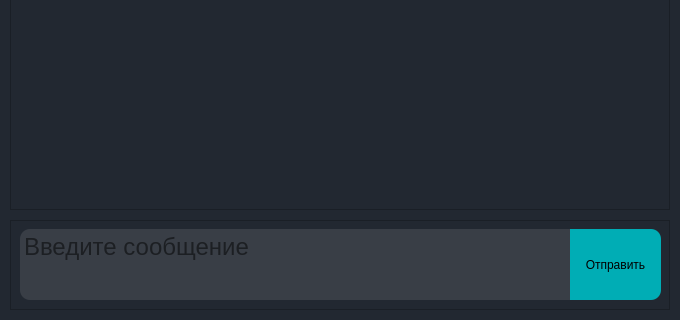
Above: desing.ui from veenrokdalv/telegram-launcher before the change; both pictures show x 0 to 680 and y 350 to 670 of the 680 by 670 pixel window. Below: the same form after it.
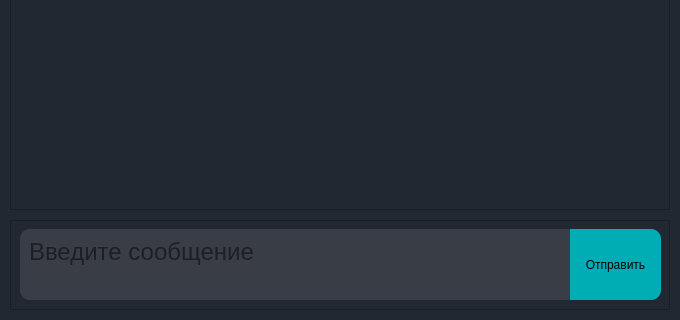
That is the form after the change.

```diff
--- a/desing.ui
+++ b/desing.ui
@@ -52,6 +52,7 @@
      </property>
      <property name="font">
       <font>
+       <family>Arial</family>
        <pointsize>18</pointsize>
       </font>
      </property>
@@ -59,10 +60,17 @@
       <bool>false</bool>
      </property>
      <property name="styleSheet">
-      <string notr="true">background-color: #393e46;
+      <string notr="true">padding: 5px;
+background-color: #393e46;
 border-top-left-radius: 10px;
 border-bottom-left-radius: 10px;</string>
      </property>
+     <property name="inputMethodHints">
+      <set>Qt::ImhMultiLine</set>
+     </property>
+     <property name="lineWidth">
+      <number>1</number>
+     </property>
      <property name="verticalScrollBarPolicy">
       <enum>Qt::ScrollBarAlwaysOff</enum>
      </property>
@@ -76,8 +84,8 @@
       <string>&lt;!DOCTYPE HTML PUBLIC &quot;-//W3C//DTD HTML 4.0//EN&quot; &quot;http://www.w3.org/TR/REC-html40/strict.dtd&quot;&gt;
 &lt;html&gt;&lt;head&gt;&lt;meta name=&quot;qrichtext&quot; content=&quot;1&quot; /&gt;&lt;style type=&quot;text/css&quot;&gt;
 p, li { white-space: pre-wrap; }
-&lt;/style&gt;&lt;/head&gt;&lt;body style=&quot; font-family:'.SF NS Text'; font-size:18pt; font-weight:400; font-style:normal;&quot;&gt;
-&lt;p style=&quot;-qt-paragraph-type:empty; margin-top:0px; margin-bottom:0px; margin-left:0px; margin-right:0px; -qt-block-indent:0; text-indent:0px; font-size:13pt;&quot;&gt;&lt;br /&gt;&lt;/p&gt;&lt;/body&gt;&lt;/html&gt;</string>
+&lt;/style&gt;&lt;/head&gt;&lt;body style=&quot; font-family:'Arial'; font-size:18pt; font-weight:400; font-style:normal;&quot;&gt;
+&lt;p style=&quot;-qt-paragraph-type:empty; margin-top:0px; margin-bottom:0px; margin-left:0px; margin-right:0px; -qt-block-indent:0; text-indent:0px; font-family:'.SF NS Text'; font-size:13pt;&quot;&gt;&lt;br /&gt;&lt;/p&gt;&lt;/body&gt;&lt;/html&gt;</string>
      </property>
      <property name="textInteractionFlags">
       <set>Qt::TextEditorInteraction</set>
```
Left out of the diff: 4 changed lines with no effect on the pictures.
